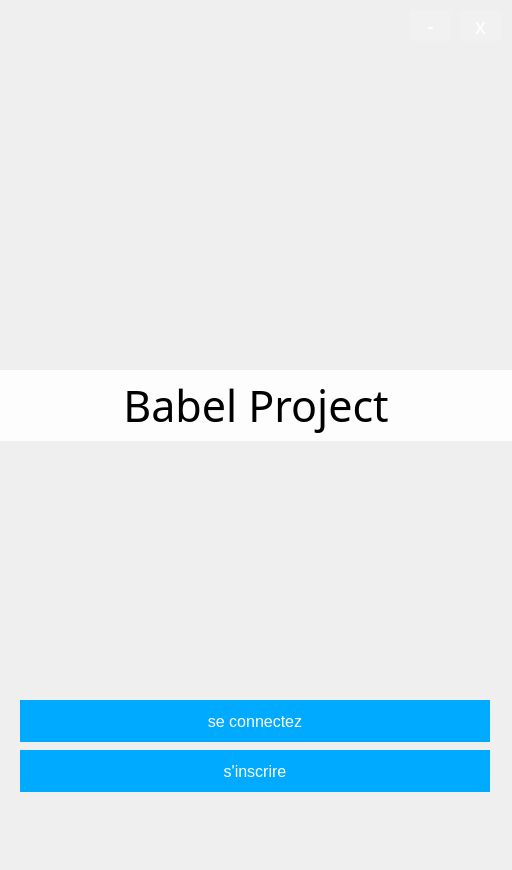
The window that Babel/client/forms/BabelFlyer.ui (gvsurenderreddy/Babel-VOIP) describes before a commit, drawn with Qt 5.
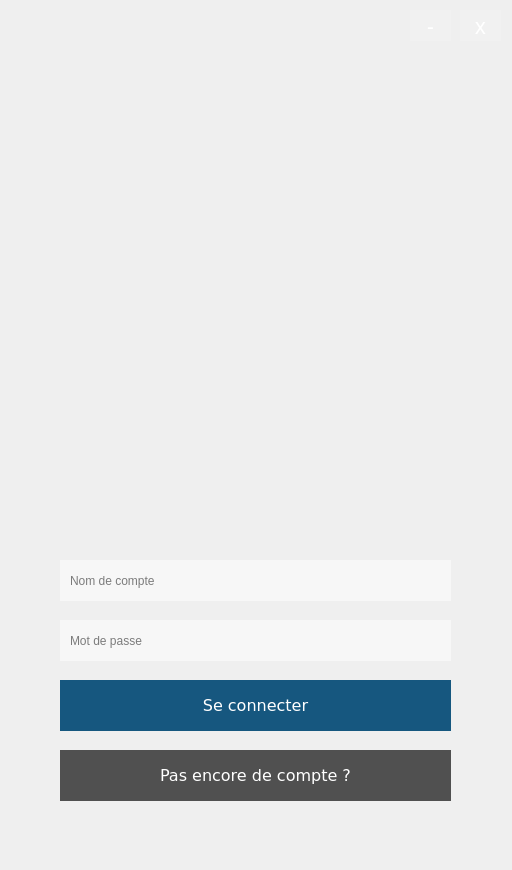
The same window after the commit. Icons and pictures are not drawn.

Commit message: update design BabelFlyer, image and client.pro; add inscription window

Patch:
```diff
--- a/Babel/client/forms/BabelFlyer.ui
+++ b/Babel/client/forms/BabelFlyer.ui
@@ -32,182 +32,6 @@
   <property name="windowFilePath">
    <string notr="true"/>
   </property>
-  <widget class="QPushButton" name="login">
-   <property name="geometry">
-    <rect>
-     <x>20</x>
-     <y>700</y>
-     <width>470</width>
-     <height>42</height>
-    </rect>
-   </property>
-   <property name="sizePolicy">
-    <sizepolicy hsizetype="Minimum" vsizetype="Fixed">
-     <horstretch>0</horstretch>
-     <verstretch>0</verstretch>
-    </sizepolicy>
-   </property>
-   <property name="font">
-    <font>
-     <family>MS Sans Serif</family>
-     <pointsize>12</pointsize>
-     <weight>50</weight>
-     <italic>false</italic>
-     <bold>false</bold>
-     <underline>false</underline>
-     <strikeout>false</strikeout>
-     <stylestrategy>PreferDefault</stylestrategy>
-     <kerning>true</kerning>
-    </font>
-   </property>
-   <property name="cursor">
-    <cursorShape>ArrowCursor</cursorShape>
-   </property>
-   <property name="layoutDirection">
-    <enum>Qt::LeftToRight</enum>
-   </property>
-   <property name="autoFillBackground">
-    <bool>false</bool>
-   </property>
-   <property name="styleSheet">
-    <string notr="true">background: none;
-border: none;
-background-color: rgb(0, 170, 255);
-color: rgb(255, 255, 255);
-font: 12pt &quot;MS Sans Serif&quot;;</string>
-   </property>
-   <property name="text">
-    <string>se connectez</string>
-   </property>
-  </widget>
-  <widget class="QPushButton" name="inscription">
-   <property name="geometry">
-    <rect>
-     <x>20</x>
-     <y>750</y>
-     <width>470</width>
-     <height>42</height>
-    </rect>
-   </property>
-   <property name="sizePolicy">
-    <sizepolicy hsizetype="Minimum" vsizetype="Fixed">
-     <horstretch>0</horstretch>
-     <verstretch>0</verstretch>
-    </sizepolicy>
-   </property>
-   <property name="font">
-    <font>
-     <family>MS Sans Serif</family>
-     <pointsize>12</pointsize>
-     <weight>50</weight>
-     <italic>false</italic>
-     <bold>false</bold>
-    </font>
-   </property>
-   <property name="cursor">
-    <cursorShape>ArrowCursor</cursorShape>
-   </property>
-   <property name="layoutDirection">
-    <enum>Qt::LeftToRight</enum>
-   </property>
-   <property name="autoFillBackground">
-    <bool>false</bool>
-   </property>
-   <property name="styleSheet">
-    <string notr="true">background: none;
-border: none;
-background-color: rgb(0, 170, 255);
-color: rgb(255, 255, 255);
-font: 12pt &quot;MS Sans Serif&quot;;
-</string>
-   </property>
-   <property name="text">
-    <string>s'inscrire</string>
-   </property>
-  </widget>
-  <widget class="QLabel" name="logo">
-   <property name="geometry">
-    <rect>
-     <x>0</x>
-     <y>150</y>
-     <width>512</width>
-     <height>491</height>
-    </rect>
-   </property>
-   <property name="styleSheet">
-    <string notr="true">background-color: rgba(255, 255, 255, 0);
-background: none;</string>
-   </property>
-   <property name="text">
-    <string/>
-   </property>
-   <property name="pixmap">
-    <pixmap resource="../resources/BabelMainWindow.qrc">:/telephone.png</pixmap>
-   </property>
-   <property name="scaledContents">
-    <bool>true</bool>
-   </property>
-   <property name="alignment">
-    <set>Qt::AlignCenter</set>
-   </property>
-   <property name="textInteractionFlags">
-    <set>Qt::NoTextInteraction</set>
-   </property>
-  </widget>
-  <widget class="QLabel" name="title">
-   <property name="geometry">
-    <rect>
-     <x>0</x>
-     <y>370</y>
-     <width>512</width>
-     <height>71</height>
-    </rect>
-   </property>
-   <property name="font">
-    <font>
-     <family>Small Fonts</family>
-     <pointsize>32</pointsize>
-     <weight>50</weight>
-     <bold>false</bold>
-    </font>
-   </property>
-   <property name="styleSheet">
-    <string notr="true">background: none;
-background-color: rgba(255, 255, 255, 224);
-</string>
-   </property>
-   <property name="text">
-    <string>Babel Project</string>
-   </property>
-   <property name="alignment">
-    <set>Qt::AlignCenter</set>
-   </property>
-  </widget>
-  <widget class="QPushButton" name="close">
-   <property name="geometry">
-    <rect>
-     <x>460</x>
-     <y>10</y>
-     <width>41</width>
-     <height>31</height>
-    </rect>
-   </property>
-   <property name="font">
-    <font>
-     <family>Small Fonts</family>
-     <pointsize>16</pointsize>
-    </font>
-   </property>
-   <property name="styleSheet">
-    <string notr="true">background: none;
-border: none;
-background-color: rgba(255, 255, 255, 32);
-color: rgb(255, 255, 255);</string>
-   </property>
-   <property name="text">
-    <string>x</string>
-   </property>
-  </widget>
   <widget class="QPushButton" name="minimize">
    <property name="geometry">
     <rect>
@@ -234,6 +58,167 @@
     <string>-</string>
    </property>
   </widget>
+    <widget class="QPushButton" name="close">
+      <property name="geometry">
+      <rect>
+      <x>460</x>
+      <y>10</y>
+      <width>41</width>
+      <height>31</height>
+      </rect>
+      </property>
+      <property name="font">
+      <font>
+      <family>Small Fonts</family>
+      <pointsize>16</pointsize>
+      </font>
+      </property>
+      <property name="styleSheet">
+      <string notr="true">background: none;
+      border: none;
+      background-color: rgba(255, 255, 255, 32);
+      color: rgb(255, 255, 255);</string>
+      </property>
+      <property name="text">
+      <string>x</string>
+      </property>
+    </widget>
+    <widget class="QLineEdit" name="emailEdit">
+      <property name="geometry">
+      <rect>
+      <x>60</x>
+      <y>560</y>
+      <width>391</width>
+      <height>41</height>
+      </rect>
+      </property>
+      <property name="styleSheet">
+      <string notr="true">background: none;
+      border: none;
+      background-color: rgba(255, 255, 255, 128);
+      color: rgb(0, 0, 0);
+      font: 10pt &quot;Verdana&quot;;
+      padding: 8px;
+
+      </string>
+      </property>
+      <property name="placeholderText">
+      <string>Nom de compte</string>
+      </property>
+    </widget>
+    <widget class="QLineEdit" name="pwdEdit">
+      <property name="geometry">
+      <rect>
+      <x>60</x>
+      <y>620</y>
+      <width>391</width>
+      <height>41</height>
+      </rect>
+      </property>
+      <property name="styleSheet">
+      <string notr="true">background: none;
+      border: none;
+      background-color: rgba(255, 255, 255, 128);
+      color: #000;
+      font: 10pt &quot;Verdana&quot;;
+      lineedit-password-character: 9679;
+      padding: 8px;
+      </string>
+      </property>
+      <property name="placeholderText">
+      <string>Mot de passe</string>
+      </property>
+    </widget>
+    <widget class="QPushButton" name="login">
+      <property name="geometry">
+      <rect>
+      <x>60</x>
+      <y>680</y>
+      <width>391</width>
+      <height>51</height>
+      </rect>
+      </property>
+      <property name="sizePolicy">
+      <sizepolicy hsizetype="Minimum" vsizetype="Fixed">
+      <horstretch>0</horstretch>
+      <verstretch>0</verstretch>
+      </sizepolicy>
+      </property>
+      <property name="font">
+      <font>
+      <family>Verdana</family>
+      <pointsize>12</pointsize>
+      <weight>50</weight>
+      <italic>false</italic>
+      <bold>false</bold>
+      </font>
+      </property>
+      <property name="cursor">
+      <cursorShape>ArrowCursor</cursorShape>
+      </property>
+      <property name="layoutDirection">
+      <enum>Qt::LeftToRight</enum>
+      </property>
+      <property name="autoFillBackground">
+      <bool>false</bool>
+      </property>
+      <property name="styleSheet">
+      <string notr="true">background: none;
+      background-color: rgb(22, 87, 127);
+      color: rgb(255, 255, 255);
+      font: 12pt &quot;Verdana&quot;;
+      border-style: outset;
+      </string>
+      </property>
+      <property name="text">
+      <string>Se connecter</string>
+      </property>
+    </widget>
+    <widget class="QPushButton" name="signin">
+      <property name="geometry">
+        <rect>
+          <x>60</x>
+          <y>750</y>
+          <width>391</width>
+          <height>51</height>
+        </rect>
+      </property>
+      <property name="sizePolicy">
+        <sizepolicy hsizetype="Minimum" vsizetype="Fixed">
+          <horstretch>0</horstretch>
+          <verstretch>0</verstretch>
+        </sizepolicy>
+      </property>
+      <property name="font">
+        <font>
+          <family>Verdana</family>
+          <pointsize>12</pointsize>
+          <weight>50</weight>
+          <italic>false</italic>
+          <bold>false</bold>
+        </font>
+      </property>
+      <property name="cursor">
+      <cursorShape>ArrowCursor</cursorShape>
+      </property>
+      <property name="layoutDirection">
+      <enum>Qt::LeftToRight</enum>
+      </property>
+      <property name="autoFillBackground">
+      <bool>false</bool>
+      </property>
+      <property name="styleSheet">
+      <string notr="true">background: none;
+      background-color: rgb(80, 80, 80);
+      color: rgb(255, 255, 255);
+      font: 12pt &quot;Verdana&quot;;
+      border-style: outset;
+      </string>
+      </property>
+      <property name="text">
+      <string>Pas encore de compte ?</string>
+      </property>
+    </widget>
  </widget>
  <resources>
   <include location="../resources/BabelMainWindow.qrc"/>
```
Left out of the diff: 25 changed lines with no effect on the pictures. Lines whose indentation alone changed are shown as unchanged. The commit also changes 8 other files.
